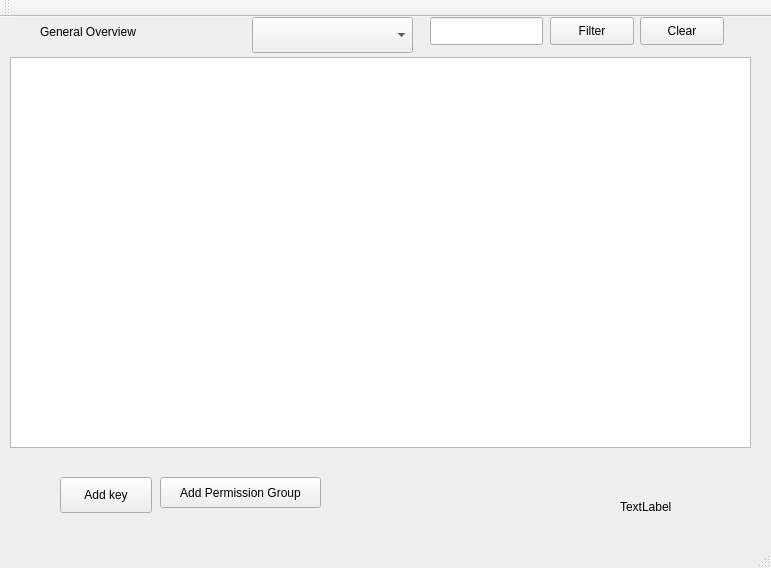
Above: mainwindow.ui from kieranmckenzie/teamworking_key_management_app before the change. Below: the same form after it.
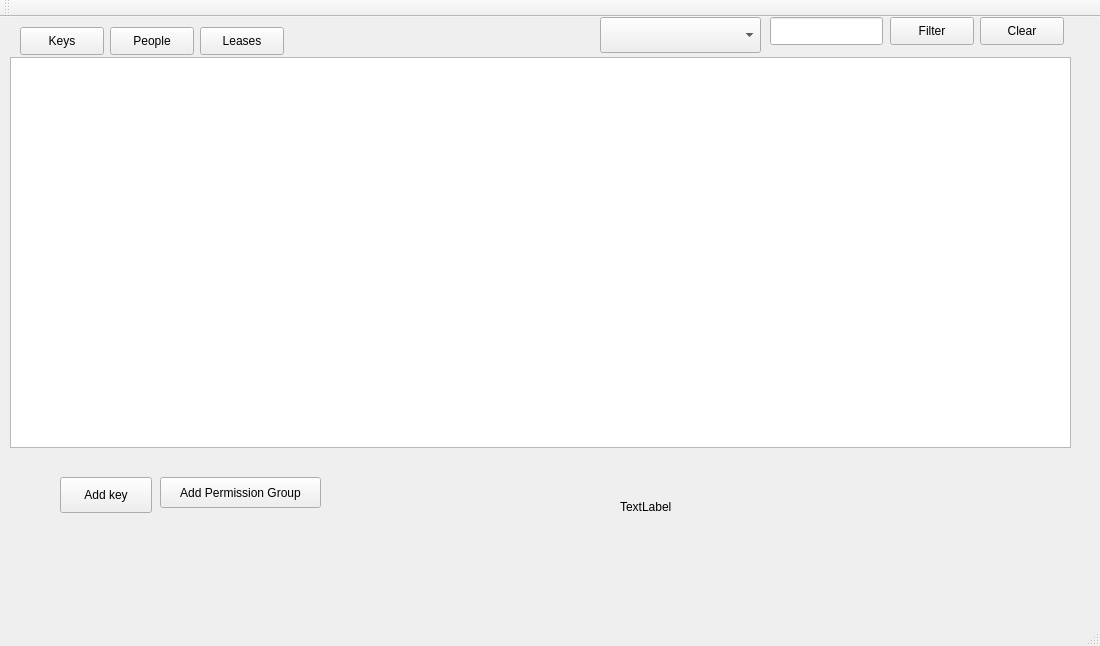
That is the form after the change.

What changed in the file:
```diff
--- a/mainwindow.ui
+++ b/mainwindow.ui
@@ -6,31 +6,18 @@
    <rect>
     <x>0</x>
     <y>0</y>
-    <width>771</width>
-    <height>568</height>
+    <width>1100</width>
+    <height>646</height>
    </rect>
   </property>
   <property name="windowTitle">
    <string>MainWindow</string>
   </property>
   <widget class="QWidget" name="centralWidget">
-   <widget class="QLabel" name="main_label">
-    <property name="geometry">
-     <rect>
-      <x>40</x>
-      <y>-1</y>
-      <width>161</width>
-      <height>31</height>
-     </rect>
-    </property>
-    <property name="text">
-     <string>General Overview</string>
-    </property>
-   </widget>
    <widget class="QComboBox" name="main_comboBox">
     <property name="geometry">
      <rect>
-      <x>252</x>
+      <x>600</x>
       <y>0</y>
       <width>161</width>
       <height>36</height>
@@ -74,7 +61,7 @@
      <rect>
       <x>10</x>
       <y>40</y>
-      <width>741</width>
+      <width>1061</width>
       <height>391</height>
      </rect>
     </property>
@@ -95,7 +82,7 @@
    <widget class="QPushButton" name="main_filterButton">
     <property name="geometry">
      <rect>
-      <x>550</x>
+      <x>890</x>
       <y>0</y>
       <width>84</width>
       <height>28</height>
@@ -108,7 +95,7 @@
    <widget class="QLineEdit" name="main_searchEntry">
     <property name="geometry">
      <rect>
-      <x>430</x>
+      <x>770</x>
       <y>0</y>
       <width>113</width>
       <height>28</height>
@@ -118,7 +105,7 @@
    <widget class="QPushButton" name="main_pushButtonClearSearch">
     <property name="geometry">
      <rect>
-      <x>640</x>
+      <x>980</x>
       <y>0</y>
       <width>84</width>
       <height>28</height>
@@ -128,6 +115,45 @@
      <string>Clear</string>
     </property>
    </widget>
+   <widget class="QPushButton" name="main_keysButton">
+    <property name="geometry">
+     <rect>
+      <x>20</x>
+      <y>10</y>
+      <width>84</width>
+      <height>28</height>
+     </rect>
+    </property>
+    <property name="text">
+     <string>Keys</string>
+    </property>
+   </widget>
+   <widget class="QPushButton" name="main_peopleButton">
+    <property name="geometry">
+     <rect>
+      <x>110</x>
+      <y>10</y>
+      <width>84</width>
+      <height>28</height>
+     </rect>
+    </property>
+    <property name="text">
+     <string>People</string>
+    </property>
+   </widget>
+   <widget class="QPushButton" name="main_leaseButton">
+    <property name="geometry">
+     <rect>
+      <x>200</x>
+      <y>10</y>
+      <width>84</width>
+      <height>28</height>
+     </rect>
+    </property>
+    <property name="text">
+     <string>Leases</string>
+    </property>
+   </widget>
   </widget>
   <widget class="QMenuBar" name="menuBar">
    <property name="geometry">
```
Left out of the diff: 2 changed lines with no effect on the pictures.
